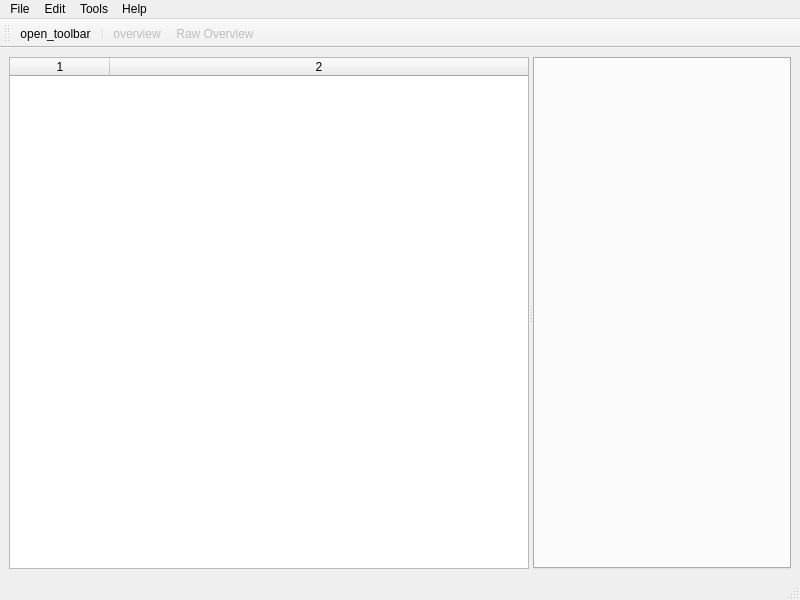
The window that dfits.ui (dheerajshenoy/FITSExplorer) describes before a commit, drawn with Qt 5.
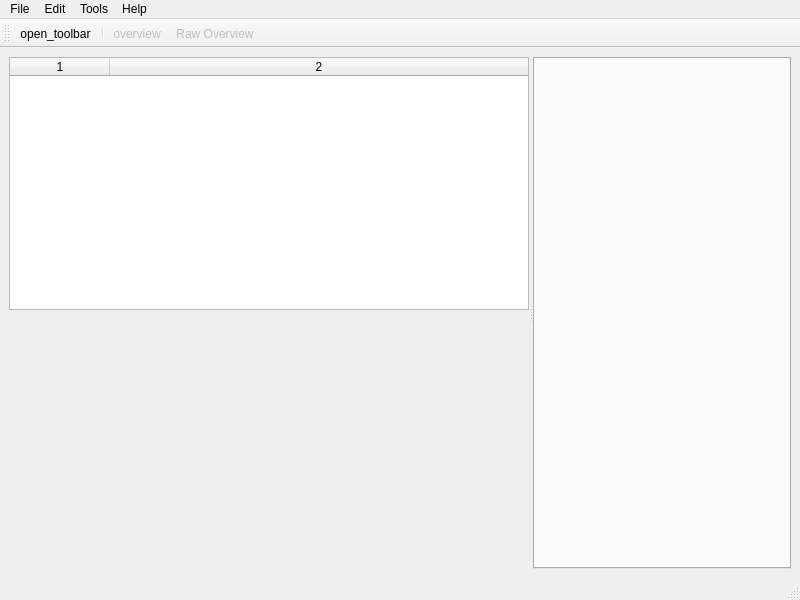
The same window after the commit. Icons and pictures are not drawn. Custom widgets are drawn as their Qt base class.

Commit message: added mini light curve to the side pane

```diff
--- a/dfits.ui
+++ b/dfits.ui
@@ -32,9 +32,12 @@
       <property name="orientation">
        <enum>Qt::Horizontal</enum>
       </property>
+      <widget class="QWidget" name="verticalLayoutWidget">
+       <layout class="QVBoxLayout" name="verticalLayout_2">
+        <item>
       <widget class="QTableWidget" name="HDU_List">
        <property name="sizePolicy">
-        <sizepolicy hsizetype="Maximum" vsizetype="Minimum">
+           <sizepolicy hsizetype="Minimum" vsizetype="Minimum">
          <horstretch>0</horstretch>
          <verstretch>0</verstretch>
         </sizepolicy>
@@ -81,7 +84,13 @@
        <column/>
        <column/>
       </widget>
-      <widget class="QWidget" name="layoutWidget">
+        </item>
+        <item>
+         <widget class="QCustomPlot" name="mini_light_curve_plot" native="true"/>
+        </item>
+       </layout>
+      </widget>
+      <widget class="QWidget" name="verticalLayoutWidget_2">
        <layout class="QVBoxLayout" name="verticalLayout">
         <item>
          <widget class="QTabWidget" name="tab_widget">
@@ -276,6 +285,12 @@
    <extends>QStatusBar</extends>
    <header>statusbar.h</header>
   </customwidget>
+  <customwidget>
+   <class>QCustomPlot</class>
+   <extends>QWidget</extends>
+   <header location="global">qcustomplot.h</header>
+   <container>1</container>
+  </customwidget>
  </customwidgets>
  <resources/>
  <connections>
```
Left out of the diff: 7 changed lines with no effect on the pictures. Lines whose indentation alone changed are shown as unchanged. The commit also changes 6 other files.
